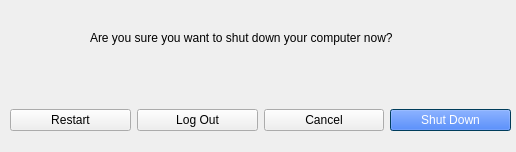
Qt form Shutdown/mainwindow.ui (moralesresearch/Menu) before a commit.
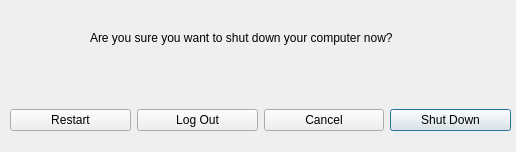
The same form after that commit. Icons and pictures are not drawn.

```diff
--- a/Shutdown/mainwindow.ui
+++ b/Shutdown/mainwindow.ui
@@ -68,451 +68,12 @@
      </item>
      <item>
       <widget class="QPushButton" name="shutdownButton">
-       <property name="palette">
-        <palette>
-         <active>
-          <colorrole role="WindowText">
-           <brush brushstyle="SolidPattern">
-            <color alpha="255">
-             <red>255</red>
-             <green>255</green>
-             <blue>255</blue>
-            </color>
-           </brush>
-          </colorrole>
-          <colorrole role="Button">
-           <brush brushstyle="SolidPattern">
-            <color alpha="255">
-             <red>0</red>
-             <green>85</green>
-             <blue>255</blue>
-            </color>
-           </brush>
-          </colorrole>
-          <colorrole role="Light">
-           <brush brushstyle="SolidPattern">
-            <color alpha="255">
-             <red>0</red>
-             <green>128</green>
-             <blue>191</blue>
-            </color>
-           </brush>
-          </colorrole>
-          <colorrole role="Midlight">
-           <brush brushstyle="SolidPattern">
-            <color alpha="255">
-             <red>0</red>
-             <green>106</green>
-             <blue>159</blue>
-            </color>
-           </brush>
-          </colorrole>
-          <colorrole role="Dark">
-           <brush brushstyle="SolidPattern">
-            <color alpha="255">
-             <red>0</red>
-             <green>42</green>
-             <blue>63</blue>
-            </color>
-           </brush>
-          </colorrole>
-          <colorrole role="Mid">
-           <brush brushstyle="SolidPattern">
-            <color alpha="255">
-             <red>0</red>
-             <green>56</green>
-             <blue>84</blue>
-            </color>
-           </brush>
-          </colorrole>
-          <colorrole role="Text">
-           <brush brushstyle="SolidPattern">
-            <color alpha="255">
-             <red>255</red>
-             <green>255</green>
-             <blue>255</blue>
-            </color>
-           </brush>
-          </colorrole>
-          <colorrole role="BrightText">
-           <brush brushstyle="SolidPattern">
-            <color alpha="255">
-             <red>255</red>
-             <green>255</green>
-             <blue>255</blue>
-            </color>
-           </brush>
-          </colorrole>
-          <colorrole role="ButtonText">
-           <brush brushstyle="SolidPattern">
-            <color alpha="255">
-             <red>255</red>
-             <green>255</green>
-             <blue>255</blue>
-            </color>
-           </brush>
-          </colorrole>
-          <colorrole role="Base">
-           <brush brushstyle="SolidPattern">
-            <color alpha="255">
-             <red>0</red>
-             <green>0</green>
-             <blue>0</blue>
-            </color>
-           </brush>
-          </colorrole>
-          <colorrole role="Window">
-           <brush brushstyle="SolidPattern">
-            <color alpha="255">
-             <red>0</red>
-             <green>85</green>
-             <blue>127</blue>
-            </color>
-           </brush>
-          </colorrole>
-          <colorrole role="Shadow">
-           <brush brushstyle="SolidPattern">
-            <color alpha="255">
-             <red>0</red>
-             <green>0</green>
-             <blue>0</blue>
-            </color>
-           </brush>
-          </colorrole>
-          <colorrole role="AlternateBase">
-           <brush brushstyle="SolidPattern">
-            <color alpha="255">
-             <red>0</red>
-             <green>42</green>
-             <blue>63</blue>
-            </color>
-           </brush>
-          </colorrole>
-          <colorrole role="ToolTipBase">
-           <brush brushstyle="SolidPattern">
-            <color alpha="255">
-             <red>255</red>
-             <green>255</green>
-             <blue>220</blue>
-            </color>
-           </brush>
-          </colorrole>
-          <colorrole role="ToolTipText">
-           <brush brushstyle="SolidPattern">
-            <color alpha="255">
-             <red>0</red>
-             <green>0</green>
-             <blue>0</blue>
-            </color>
-           </brush>
-          </colorrole>
-          <colorrole role="PlaceholderText">
-           <brush brushstyle="SolidPattern">
-            <color alpha="128">
-             <red>255</red>
-             <green>255</green>
-             <blue>255</blue>
-            </color>
-           </brush>
-          </colorrole>
-         </active>
-         <inactive>
-          <colorrole role="WindowText">
-           <brush brushstyle="SolidPattern">
-            <color alpha="255">
-             <red>255</red>
-             <green>255</green>
-             <blue>255</blue>
-            </color>
-           </brush>
-          </colorrole>
-          <colorrole role="Button">
-           <brush brushstyle="SolidPattern">
-            <color alpha="255">
-             <red>0</red>
-             <green>85</green>
-             <blue>255</blue>
-            </color>
-           </brush>
-          </colorrole>
-          <colorrole role="Light">
-           <brush brushstyle="SolidPattern">
-            <color alpha="255">
-             <red>0</red>
-             <green>128</green>
-             <blue>191</blue>
-            </color>
-           </brush>
-          </colorrole>
-          <colorrole role="Midlight">
-           <brush brushstyle="SolidPattern">
-            <color alpha="255">
-             <red>0</red>
-             <green>106</green>
-             <blue>159</blue>
-            </color>
-           </brush>
-          </colorrole>
-          <colorrole role="Dark">
-           <brush brushstyle="SolidPattern">
-            <color alpha="255">
-             <red>0</red>
-             <green>42</green>
-             <blue>63</blue>
-            </color>
-           </brush>
-          </colorrole>
-          <colorrole role="Mid">
-           <brush brushstyle="SolidPattern">
-            <color alpha="255">
-             <red>0</red>
-             <green>56</green>
-             <blue>84</blue>
-            </color>
-           </brush>
-          </colorrole>
-          <colorrole role="Text">
-           <brush brushstyle="SolidPattern">
-            <color alpha="255">
-             <red>255</red>
-             <green>255</green>
-             <blue>255</blue>
-            </color>
-           </brush>
-          </colorrole>
-          <colorrole role="BrightText">
-           <brush brushstyle="SolidPattern">
-            <color alpha="255">
-             <red>255</red>
-             <green>255</green>
-             <blue>255</blue>
-            </color>
-           </brush>
-          </colorrole>
-          <colorrole role="ButtonText">
-           <brush brushstyle="SolidPattern">
-            <color alpha="255">
-             <red>255</red>
-             <green>255</green>
-             <blue>255</blue>
-            </color>
-           </brush>
-          </colorrole>
-          <colorrole role="Base">
-           <brush brushstyle="SolidPattern">
-            <color alpha="255">
-             <red>0</red>
-             <green>0</green>
-             <blue>0</blue>
-            </color>
-           </brush>
-          </colorrole>
-          <colorrole role="Window">
-           <brush brushstyle="SolidPattern">
-            <color alpha="255">
-             <red>0</red>
-             <green>85</green>
-             <blue>127</blue>
-            </color>
-           </brush>
-          </colorrole>
-          <colorrole role="Shadow">
-           <brush brushstyle="SolidPattern">
-            <color alpha="255">
-             <red>0</red>
-             <green>0</green>
-             <blue>0</blue>
-            </color>
-           </brush>
-          </colorrole>
-          <colorrole role="AlternateBase">
-           <brush brushstyle="SolidPattern">
-            <color alpha="255">
-             <red>0</red>
-             <green>42</green>
-             <blue>63</blue>
-            </color>
-           </brush>
-          </colorrole>
-          <colorrole role="ToolTipBase">
-           <brush brushstyle="SolidPattern">
-            <color alpha="255">
-             <red>255</red>
-             <green>255</green>
-             <blue>220</blue>
-            </color>
-           </brush>
-          </colorrole>
-          <colorrole role="ToolTipText">
-           <brush brushstyle="SolidPattern">
-            <color alpha="255">
-             <red>0</red>
-             <green>0</green>
-             <blue>0</blue>
-            </color>
-           </brush>
-          </colorrole>
-          <colorrole role="PlaceholderText">
-           <brush brushstyle="SolidPattern">
-            <color alpha="128">
-             <red>255</red>
-             <green>255</green>
-             <blue>255</blue>
-            </color>
-           </brush>
-          </colorrole>
-         </inactive>
-         <disabled>
-          <colorrole role="WindowText">
-           <brush brushstyle="SolidPattern">
-            <color alpha="255">
-             <red>0</red>
-             <green>42</green>
-             <blue>63</blue>
-            </color>
-           </brush>
-          </colorrole>
-          <colorrole role="Button">
-           <brush brushstyle="SolidPattern">
-            <color alpha="255">
-             <red>0</red>
-             <green>85</green>
-             <blue>255</blue>
-            </color>
-           </brush>
-          </colorrole>
-          <colorrole role="Light">
-           <brush brushstyle="SolidPattern">
-            <color alpha="255">
-             <red>0</red>
-             <green>128</green>
-             <blue>191</blue>
-            </color>
-           </brush>
-          </colorrole>
-          <colorrole role="Midlight">
-           <brush brushstyle="SolidPattern">
-            <color alpha="255">
-             <red>0</red>
-             <green>106</green>
-             <blue>159</blue>
-            </color>
-           </brush>
-          </colorrole>
-          <colorrole role="Dark">
-           <brush brushstyle="SolidPattern">
-            <color alpha="255">
-             <red>0</red>
-             <green>42</green>
-             <blue>63</blue>
-            </color>
-           </brush>
-          </colorrole>
-          <colorrole role="Mid">
-           <brush brushstyle="SolidPattern">
-            <color alpha="255">
-             <red>0</red>
-             <green>56</green>
-             <blue>84</blue>
-            </color>
-           </brush>
-          </colorrole>
-          <colorrole role="Text">
-           <brush brushstyle="SolidPattern">
-            <color alpha="255">
-             <red>0</red>
-             <green>42</green>
-             <blue>63</blue>
-            </color>
-           </brush>
-          </colorrole>
-          <colorrole role="BrightText">
-           <brush brushstyle="SolidPattern">
-            <color alpha="255">
-             <red>255</red>
-             <green>255</green>
-             <blue>255</blue>
-            </color>
-           </brush>
-          </colorrole>
-          <colorrole role="ButtonText">
-           <brush brushstyle="SolidPattern">
-            <color alpha="255">
-             <red>0</red>
-             <green>42</green>
-             <blue>63</blue>
-            </color>
-           </brush>
-          </colorrole>
-          <colorrole role="Base">
-           <brush brushstyle="SolidPattern">
-            <color alpha="255">
-             <red>0</red>
-             <green>85</green>
-             <blue>127</blue>
-            </color>
-           </brush>
-          </colorrole>
-          <colorrole role="Window">
-           <brush brushstyle="SolidPattern">
-            <color alpha="255">
-             <red>0</red>
-             <green>85</green>
-             <blue>127</blue>
-            </color>
-           </brush>
-          </colorrole>
-          <colorrole role="Shadow">
-           <brush brushstyle="SolidPattern">
-            <color alpha="255">
-             <red>0</red>
-             <green>0</green>
-             <blue>0</blue>
-            </color>
-           </brush>
-          </colorrole>
-          <colorrole role="AlternateBase">
-           <brush brushstyle="SolidPattern">
-            <color alpha="255">
-             <red>0</red>
-             <green>85</green>
-             <blue>127</blue>
-            </color>
-           </brush>
-          </colorrole>
-          <colorrole role="ToolTipBase">
-           <brush brushstyle="SolidPattern">
-            <color alpha="255">
-             <red>255</red>
-             <green>255</green>
-             <blue>220</blue>
-            </color>
-           </brush>
-          </colorrole>
-          <colorrole role="ToolTipText">
-           <brush brushstyle="SolidPattern">
-            <color alpha="255">
-             <red>0</red>
-             <green>0</green>
-             <blue>0</blue>
-            </color>
-           </brush>
-          </colorrole>
-          <colorrole role="PlaceholderText">
-           <brush brushstyle="SolidPattern">
-            <color alpha="128">
-             <red>255</red>
-             <green>255</green>
-             <blue>255</blue>
-            </color>
-           </brush>
-          </colorrole>
-         </disabled>
-        </palette>
-       </property>
        <property name="text">
         <string>Shut Down</string>
        </property>
+       <property name="default">
+        <bool>true</bool>
+       </property>
       </widget>
      </item>
     </layout>
```
